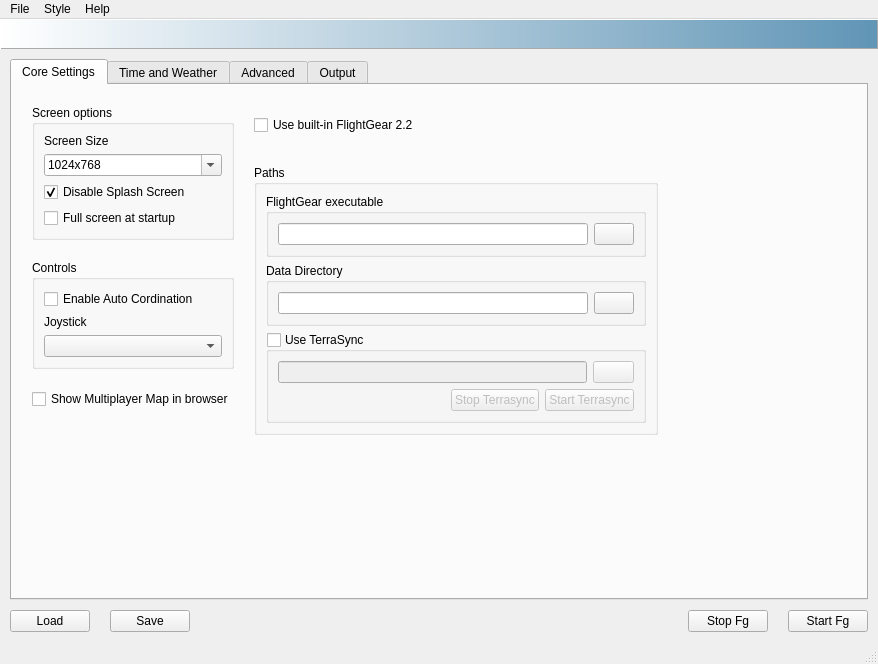
This is src/fgx.ui in fgx/fgx as Qt 5 draws it before an edit. The edited form follows.
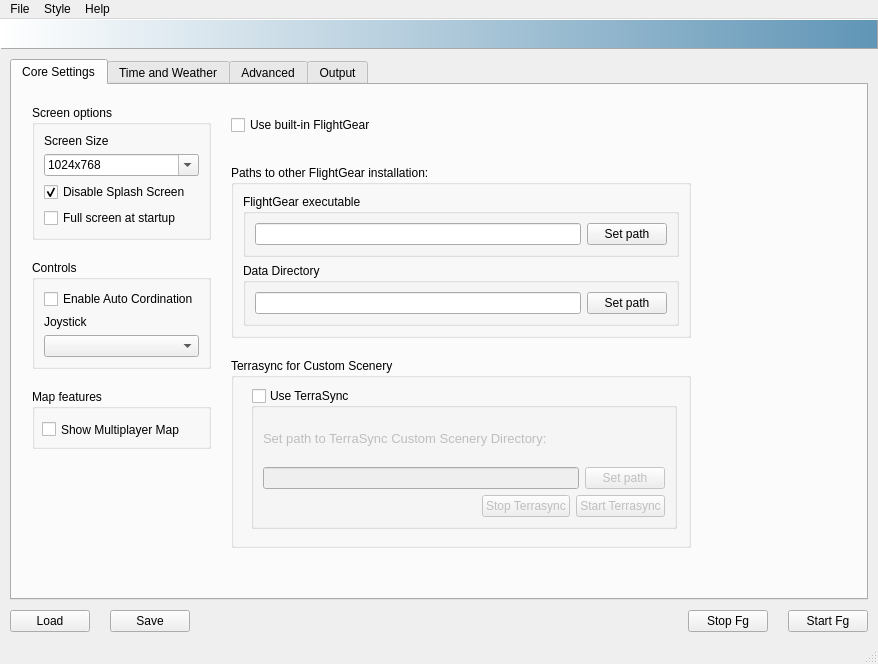
This is the edited form. Icons and pictures are not drawn.

Commit message: Changes in tab core settings, name groupboxes, change ordering

Patch:
```diff
--- a/src/fgx.ui
+++ b/src/fgx.ui
@@ -101,7 +101,7 @@
           <item>
            <layout class="QVBoxLayout" name="verticalLayout_8">
             <item>
-             <widget class="QGroupBox" name="groupBox_2">
+             <widget class="QGroupBox" name="groupBox_screen">
               <property name="title">
                <string>Screen options</string>
               </property>
@@ -193,10 +193,29 @@
              </widget>
             </item>
             <item>
+             <widget class="QGroupBox" name="groupBox_3">
+              <property name="minimumSize">
+               <size>
+                <width>0</width>
+                <height>60</height>
+               </size>
+              </property>
+              <property name="title">
+               <string>Map features</string>
+              </property>
              <widget class="QCheckBox" name="checkBoxMpMap">
+               <property name="geometry">
+                <rect>
+                 <x>10</x>
+                 <y>20</y>
+                 <width>161</width>
+                 <height>41</height>
+                </rect>
+               </property>
               <property name="text">
-               <string>Show Multiplayer Map in browser</string>
-              </property>
+                <string>Show Multiplayer Map</string>
+               </property>
+              </widget>
              </widget>
             </item>
             <item>
@@ -231,14 +250,14 @@
                </size>
               </property>
               <property name="text">
-               <string>Use built-in FlightGear 2.2</string>
+               <string>Use built-in FlightGear</string>
               </property>
              </widget>
             </item>
             <item>
-             <widget class="QGroupBox" name="groupBox_3">
+             <widget class="QGroupBox" name="groupBox_paths">
               <property name="title">
-               <string>Paths</string>
+               <string>Paths to other FlightGear installation:</string>
               </property>
               <layout class="QVBoxLayout" name="verticalLayout_5">
                <item>
@@ -266,7 +285,7 @@
                      <string>Click this when you enter a new path to flightgear data. Will refresh aircraft and airport list with the new fgdata path (if exists!)</string>
                     </property>
                     <property name="text">
-                     <string/>
+                     <string>Set path</string>
                     </property>
                     <property name="icon">
                      <iconset resource="resources/icons.qrc">
@@ -302,7 +321,7 @@
                      <string>Click this when you enter a new path to flightgear data. Will refresh aircraft and airport list with the new fgdata path (if exists!)</string>
                     </property>
                     <property name="text">
-                     <string/>
+                     <string>Set path</string>
                     </property>
                     <property name="icon">
                      <iconset resource="resources/icons.qrc">
@@ -313,8 +332,29 @@
                  </layout>
                 </widget>
                </item>
+              </layout>
+             </widget>
+            </item>
                <item>
+             <widget class="QGroupBox" name="groupBox_2">
+              <property name="minimumSize">
+               <size>
+                <width>460</width>
+                <height>190</height>
+               </size>
+              </property>
+              <property name="title">
+               <string>Terrasync for Custom Scenery</string>
+              </property>
                 <widget class="QGroupBox" name="groupBoxTerraSync">
+               <property name="geometry">
+                <rect>
+                 <x>20</x>
+                 <y>30</y>
+                 <width>426</width>
+                 <height>141</height>
+                </rect>
+               </property>
                  <property name="title">
                   <string>Use TerraSync</string>
                  </property>
@@ -325,16 +365,16 @@
                   <bool>false</bool>
                  </property>
                  <layout class="QGridLayout" name="gridLayout_2">
-                  <item row="0" column="0" colspan="3">
+                <item row="1" column="0" colspan="3">
                    <widget class="QLineEdit" name="txtTerraSyncPath"/>
                   </item>
-                  <item row="0" column="3">
+                <item row="1" column="3">
                    <widget class="QPushButton" name="buttonTerraSyncPath">
                     <property name="toolTip">
                      <string>Click this when you enter a new path to flightgear data. Will refresh aircraft and airport list with the new fgdata path (if exists!)</string>
                     </property>
                     <property name="text">
-                     <string/>
+                   <string>Set path</string>
                     </property>
                     <property name="icon">
                      <iconset resource="resources/icons.qrc">
@@ -342,7 +382,7 @@
                     </property>
                    </widget>
                   </item>
-                  <item row="1" column="0">
+                <item row="2" column="0">
                    <spacer name="horizontalSpacer_4">
                     <property name="orientation">
                      <enum>Qt::Horizontal</enum>
@@ -355,7 +395,7 @@
                     </property>
                    </spacer>
                   </item>
-                  <item row="1" column="2" colspan="2">
+                <item row="2" column="2" colspan="2">
                    <widget class="QPushButton" name="buttonStartTerraSync">
                     <property name="text">
                      <string>Start Terrasync</string>
@@ -366,7 +406,7 @@
                     </property>
                    </widget>
                   </item>
-                  <item row="1" column="1">
+                <item row="2" column="1">
                    <widget class="QPushButton" name="buttonStopTerraSync">
                     <property name="text">
                      <string>Stop Terrasync</string>
@@ -377,10 +417,19 @@
                     </property>
                    </widget>
                   </item>
-                 </layout>
+                <item row="0" column="0" colspan="4">
+                 <widget class="QLabel" name="label_3">
+                  <property name="text">
+                   <string>&lt;!DOCTYPE HTML PUBLIC &quot;-//W3C//DTD HTML 4.0//EN&quot; &quot;http://www.w3.org/TR/REC-html40/strict.dtd&quot;&gt;
+&lt;html&gt;&lt;head&gt;&lt;meta name=&quot;qrichtext&quot; content=&quot;1&quot; /&gt;&lt;style type=&quot;text/css&quot;&gt;
+p, li { white-space: pre-wrap; }
+&lt;/style&gt;&lt;/head&gt;&lt;body style=&quot; font-family:'Lucida Grande'; font-size:13pt; font-weight:400; font-style:normal;&quot;&gt;
+&lt;p style=&quot; margin-top:0px; margin-bottom:0px; margin-left:0px; margin-right:0px; -qt-block-indent:0; text-indent:0px;&quot;&gt;&lt;span style=&quot; font-size:10pt;&quot;&gt;Set path to TerraSync Custom Scenery Directory:&lt;/span&gt;&lt;/p&gt;&lt;/body&gt;&lt;/html&gt;</string>
+                  </property>
                 </widget>
                </item>
               </layout>
+              </widget>
              </widget>
             </item>
             <item>
```
Left out of the diff: 8 changed lines with no effect on the pictures. Lines whose indentation alone changed are shown as unchanged.
